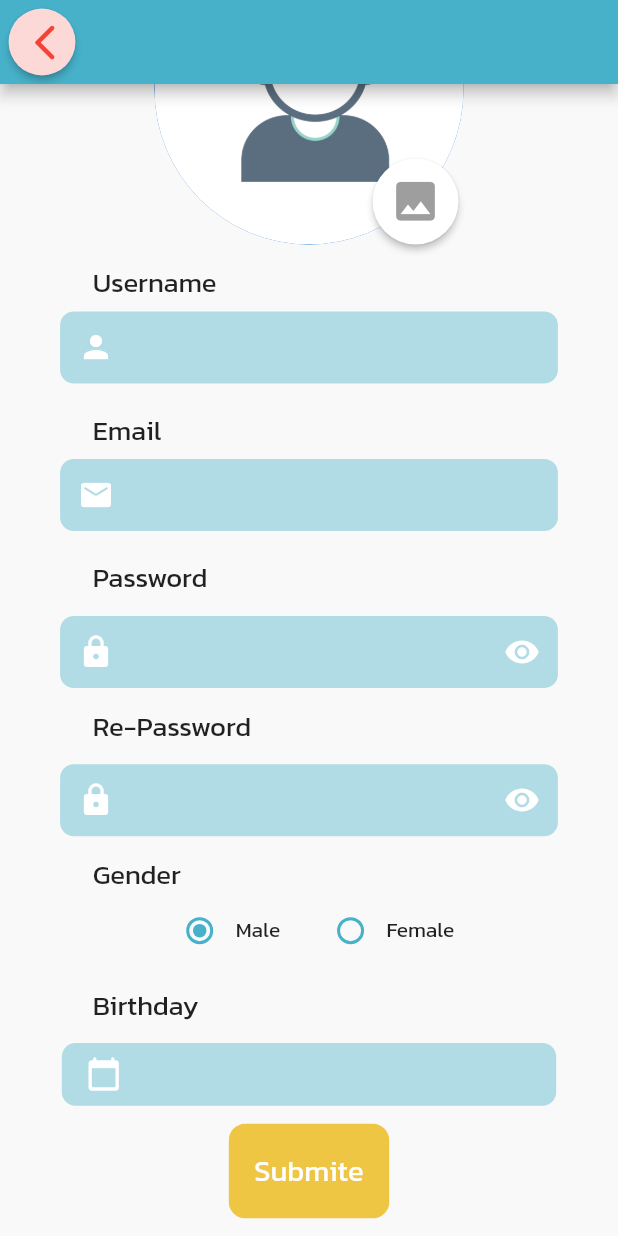
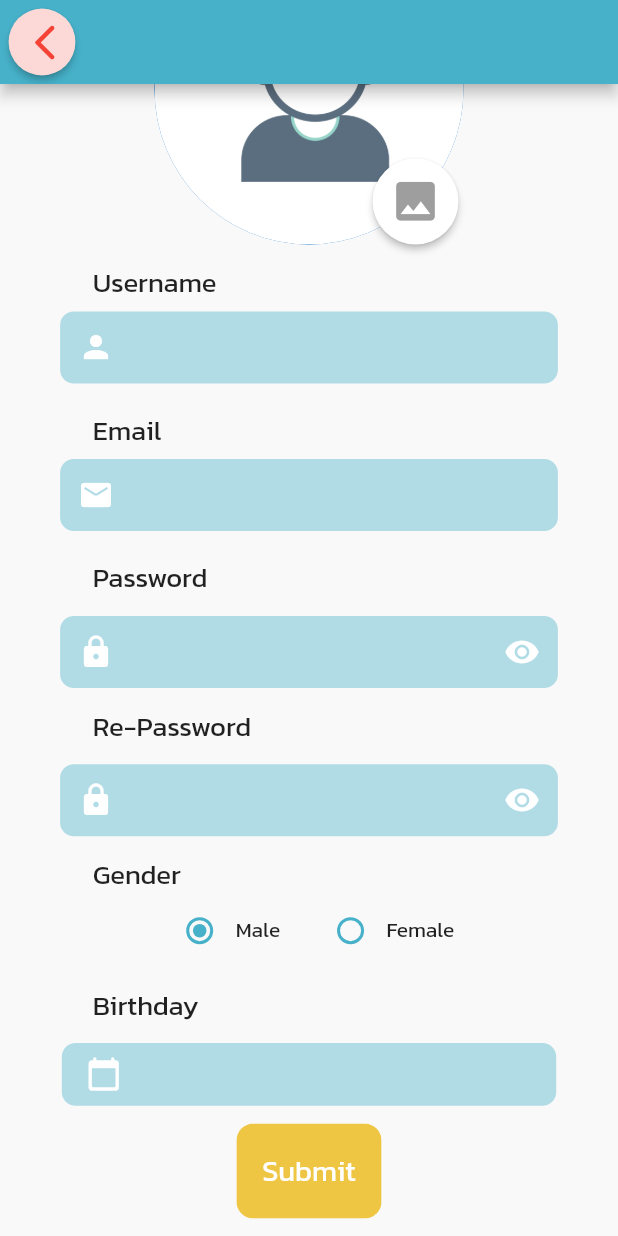
Before and after one commit to SupakVetanat/Lvupshop, a Flutter app: the registerPage screen opened directly, scrolled down 111 dp, on a phone screen of 412 x 824 dp. Run offline on Flutter 3.47's test engine with Material 2 defaults, Android fonts, the phone set to English and light mode, and no system bars; our stand-ins replace convex_bottom_bar, equatable, flutter_datetime_picker, flutter_screenutil, flutter_staggered_animations, get and 1 more; network calls fail.

Commit message:
fah_fix_language

```diff
--- a/lib/LocaleString.dart
+++ b/lib/LocaleString.dart
@@ -3,11 +3,41 @@ import 'package:get/get.dart';
 class LocaleString extends Translations {
   @override
   Map<String, Map<String, String>> get keys => {
-        'en_US': {'Login': 'Login', 'Recommend': 'Recommend', 'Game': 'Game'},
+        'en_US': {
+          'Login': 'Login',
+          'Recommend': 'Recommend',
+          'Game': 'Game',
+          'WISH LIST': 'WISH LIST',
+          'NOTIFICATION': 'NOTIFICATION',
+          'Username': 'Username',
+          'Email': 'Email',
+          'Password': 'Password',
+          'Re-Password': 'Re-Password',
+          'Gender': 'Gender',
+          'Male': 'Male',
+          'Female': 'Female',
+          'Birthday': 'Birthday',
+          'Submit': 'Submit',
+          'Description': 'Description',
+          'Edit profile': 'Edit profile'
+        },
         'th_TH': {
           'Login': 'เข้าสู่ระบบ',
           'Recommend': 'รายการแนะนำ',
-          'Game': 'เกม'
+          'Game': 'เกม',
+          'WISH LIST': 'สิ่งที่อยากได้',
+          'NOTIFICATION': 'แจ้งเตือน',
+          'Username': 'ชื่อผู้ใช้',
+          'Email': 'อีเมล',
+          'Password': 'รหัสผ่าน',
+          'Re-Password': 'ยืนยันรหัสผ่าน',
+          'Gender': 'เพศ',
+          'Male': 'ชาย',
+          'Female': 'หญิง',
+          'Birthday': 'วันเกิด',
+          'Submit': 'ยืนยัน',
+          'Description': 'คำบรรยาย',
+          'Edit profile': 'แก้ไขข้อมูล'
         }
       };
 }
--- a/lib/screen/notification/notification_page.dart
+++ b/lib/screen/notification/notification_page.dart
@@ -1,5 +1,6 @@
 import 'package:flutter/material.dart';
 import 'package:flutter_screenutil/flutter_screenutil.dart';
+import 'package:get/get_utils/src/extensions/internacionalization.dart';
 
 import 'notificationType.dart';
 
@@ -72,7 +73,7 @@ class _notificationPageState extends State<notificationPage> {
                     ],
                   ),
                   child: Text(
-                    "NOTIFICATION",
+                    "NOTIFICATION".tr,
                     style: TextStyle(
                         fontSize: 40.sp,
                         color: Color(0xff242f40),
--- a/lib/screen/profile/profile_page.dart
+++ b/lib/screen/profile/profile_page.dart
@@ -92,7 +92,7 @@ class ProfilePage extends StatelessWidget {
                           child: Flexible(
                               child: Text(
                             "descriptionnnnnnnnnnnnnnnnnnnnnnnnnnnnnnnnnnnnnnnnnnnnnnnnnnnnnnnnnnnnnnnnnnnnnnnnnnnnn",
-                            maxLines: 4,
+                            maxLines: 3,
                             softWrap: false,
                             overflow: TextOverflow.ellipsis,
                           )),
--- a/lib/screen/register/register_page.dart
+++ b/lib/screen/register/register_page.dart
@@ -3,6 +3,7 @@ import 'dart:io';
 import 'package:flutter/material.dart';
 import 'package:flutter_datetime_picker/flutter_datetime_picker.dart';
 import 'package:flutter_screenutil/flutter_screenutil.dart';
+import 'package:get/get_utils/src/extensions/internacionalization.dart';
 import 'package:image_picker/image_picker.dart';
 import 'package:lvup_shop/components/Rounded_PasswordField.dart';
 import 'package:lvup_shop/components/Rounded_TextFormField.dart';
@@ -133,7 +134,7 @@ class _registerPageState extends State<registerPage> {
                       SizedBox(
                           width: 0.7.sw,
                           child: Text(
-                            "Username",
+                            "Username".tr,
                             style: TextStyle(fontSize: 16.sp),
                             textAlign: TextAlign.left,
                           )),
@@ -150,7 +151,7 @@ class _registerPageState extends State<registerPage> {
                       SizedBox(
                           width: 0.7.sw,
                           child: Text(
-                            "Email",
+                            "Email".tr,
                             style: TextStyle(fontSize: 16.sp),
                             textAlign: TextAlign.left,
                           )),
@@ -171,7 +172,7 @@ class _registerPageState extends State<registerPage> {
                       SizedBox(
                           width: 0.7.sw,
                           child: Text(
-                            "Password",
+                            "Password".tr,
                             style: TextStyle(fontSize: 16.sp),
                             textAlign: TextAlign.left,
                           )),
@@ -194,7 +195,7 @@ class _registerPageState extends State<registerPage> {
                       SizedBox(
                           width: 0.7.sw,
                           child: Text(
-                            "Re-Password",
+                            "Re-Password".tr,
                             style: TextStyle(fontSize: 16.sp),
                             textAlign: TextAlign.left,
                           )),
@@ -223,7 +224,7 @@ class _registerPageState extends State<registerPage> {
                       SizedBox(
                           width: 0.7.sw,
                           child: Text(
-                            "Gender",
+                            "Gender".tr,
                             style: TextStyle(fontSize: 16.sp),
                             textAlign: TextAlign.left,
                           )),
@@ -245,7 +246,7 @@ class _registerPageState extends State<registerPage> {
                                 _radioValue = "male";
                               });
                             },
-                            child: Text("Male"),
+                            child: Text("Male".tr),
                           ),
                           SizedBox(
                             width: 20.w,
@@ -265,7 +266,7 @@ class _registerPageState extends State<registerPage> {
                                 _radioValue = "female";
                               });
                             },
-                            child: Text("Female"),
+                            child: Text("Female".tr),
                           ),
                         ],
                       ),
@@ -275,7 +276,7 @@ class _registerPageState extends State<registerPage> {
                       SizedBox(
                           width: 0.7.sw,
                           child: Text(
-                            "Birthday",
+                            "Birthday".tr,
                             style: TextStyle(fontSize: 16.sp),
                             textAlign: TextAlign.left,
                           )),
@@ -369,7 +370,7 @@ class _registerPageState extends State<registerPage> {
                               }
                             },
                             child: Text(
-                              "Submite",
+                              "Submit".tr,
                               style: TextStyle(
                                   color: Colors.white, fontSize: 17.sp),
                             )),
--- a/lib/screen/wish_list/wish_list_page.dart
+++ b/lib/screen/wish_list/wish_list_page.dart
@@ -2,6 +2,7 @@ import 'package:flutter/cupertino.dart';
 import 'package:flutter/material.dart';
 import 'package:flutter_screenutil/flutter_screenutil.dart';
 import 'package:flutter_staggered_animations/flutter_staggered_animations.dart';
+import 'package:get/get_utils/src/extensions/internacionalization.dart';
 import 'package:lvup_shop/screen/wish_list/wishListType.dart';
 
 bool _delete = false;
@@ -73,7 +74,7 @@ class _WishListState extends State<WishListPage> {
                         mainAxisAlignment: MainAxisAlignment.center,
                         children: [
                           Text(
-                            "WISH LIST",
+                            "WISH LIST".tr,
                             style: TextStyle(
                                 fontWeight: FontWeight.bold,
                                 fontSize: 20.sp,
```
Also changed, not shown: lib/screen/edit_profile/edit_profile_page.dart (+9 -8 lines).
